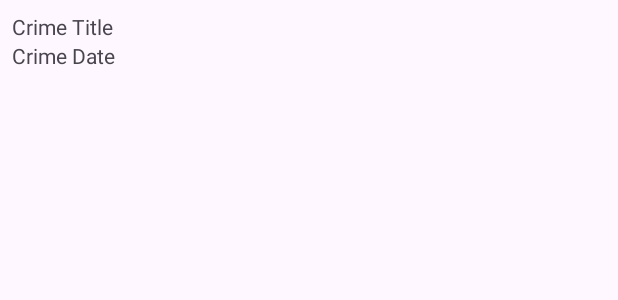
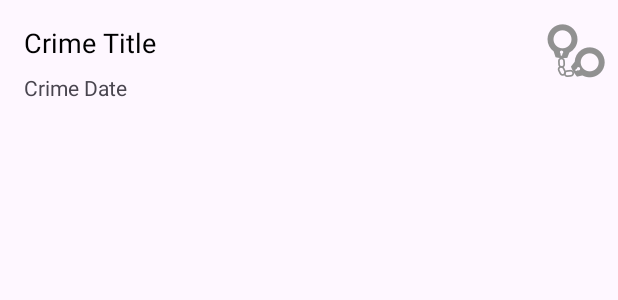
Before and after one commit to kahangyeol/JpubAndroidStudy, an Android app: the layout list_item_crime.xml on its own in the app's theme, with its tools: preview values and no code run, on a phone screen of 412 x 824 dp. Shown: the top 300 px of the screen. Run offline under Robolectric (Android 15) with nearby library versions, the phone set to English and light mode, and no system bars.

Commit message:
2024.06.07

```diff
--- a/Chapter09/CriminalIntnt/app/src/main/res/layout/list_item_crime.xml
+++ b/Chapter09/CriminalIntnt/app/src/main/res/layout/list_item_crime.xml
@@ -1,19 +1,47 @@
 <?xml version="1.0" encoding="utf-8"?>
-<LinearLayout xmlns:android="http://schemas.android.com/apk/res/android"
-    android:orientation="vertical"
+<androidx.constraintlayout.widget.ConstraintLayout xmlns:android="http://schemas.android.com/apk/res/android"
+    xmlns:app="http://schemas.android.com/apk/res-auto"
+    xmlns:tools="http://schemas.android.com/tools"
+    android:id="@+id/linearLayout"
     android:layout_width="match_parent"
-    android:layout_height="wrap_content"
-    android:padding="8dp">
+    android:layout_height="wrap_content">
 
     <TextView
         android:id="@+id/crime_title"
-        android:layout_width="match_parent"
+        android:layout_width="0dp"
         android:layout_height="wrap_content"
-        android:text="Crime Title"/>
+        android:layout_marginStart="16dp"
+        android:layout_marginTop="16dp"
+        android:layout_marginEnd="8dp"
+        android:text="Crime Title"
+        android:textColor="@android:color/black"
+        android:textSize="18sp"
+        app:layout_constraintEnd_toStartOf="@+id/crime_solved"
+        app:layout_constraintStart_toStartOf="parent"
+        app:layout_constraintTop_toTopOf="parent" />
 
     <TextView
         android:id="@+id/crime_date"
-        android:layout_width="match_parent"
+        android:layout_width="0dp"
         android:layout_height="wrap_content"
-        android:text="Crime Date"/>
-</LinearLayout>
+        android:layout_marginStart="16dp"
+        android:layout_marginTop="8dp"
+        android:layout_marginEnd="8dp"
+        android:text="Crime Date"
+        app:layout_constraintEnd_toStartOf="@+id/crime_solved"
+        app:layout_constraintStart_toStartOf="parent"
+        app:layout_constraintTop_toBottomOf="@+id/crime_title" />
+
+    <ImageView
+        android:id="@+id/crime_solved"
+        android:layout_width="wrap_content"
+        android:layout_height="wrap_content"
+        android:layout_marginTop="8dp"
+        android:layout_marginEnd="8dp"
+        android:layout_marginBottom="8dp"
+        app:layout_constraintBottom_toBottomOf="parent"
+        app:layout_constraintEnd_toEndOf="parent"
+        app:layout_constraintTop_toTopOf="parent"
+        app:srcCompat="@drawable/ic_solved" />
+
+</androidx.constraintlayout.widget.ConstraintLayout>
```
Also changed, not shown: Chapter09/CriminalIntnt/app/src/main/java/com/bignrdranch/android/criminalintnt/CrimeListFragment.kt (+7 -0 lines), Chapter09/CriminalIntnt/app/src/main/res/drawable-v24/ic_launcher_foreground.xml (added, +30 -0 lines), Chapter09/CriminalIntnt/app/src/main/res/drawable-hdpi/ic_solved.png (added), Chapter09/CriminalIntnt/app/src/main/res/drawable-mdpi/ic_solved.png (added), Chapter09/CriminalIntnt/app/src/main/res/drawable-xhdpi/ic_solved.png (added), Chapter09/CriminalIntnt/app/src/main/res/drawable-xxhdpi/ic_solved.png (added), Chapter09/CriminalIntnt/app/src/main/res/drawable-xxxhdpi/ic_solved.png (added).
